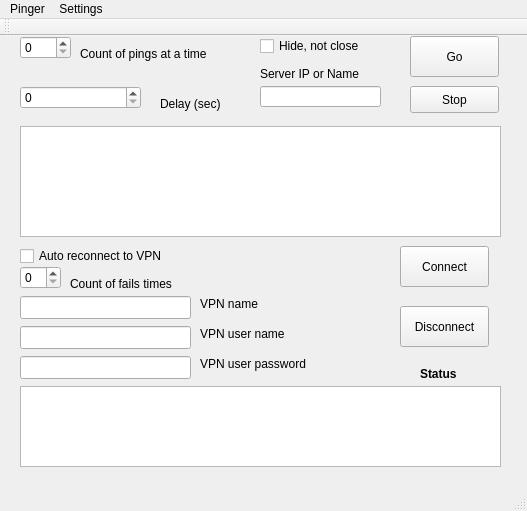
Velesey/pinger, file mainwindow.ui: the form before one commit.
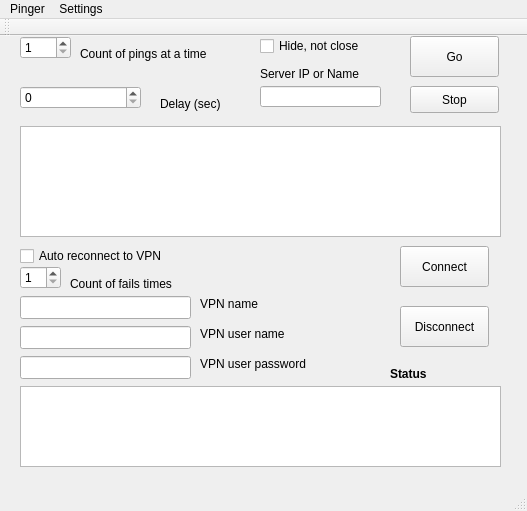
The form after the commit. Icons and pictures are not drawn.

What changed in the file:
```diff
--- a/mainwindow.ui
+++ b/mainwindow.ui
@@ -125,6 +125,9 @@
       <height>23</height>
      </rect>
     </property>
+    <property name="minimum">
+     <number>1</number>
+    </property>
    </widget>
    <widget class="QLabel" name="label_3">
     <property name="geometry">
@@ -148,6 +151,9 @@
       <height>23</height>
      </rect>
     </property>
+    <property name="minimum">
+     <number>1</number>
+    </property>
    </widget>
    <widget class="QCheckBox" name="checkBox_isManipulateVpn">
     <property name="geometry">
@@ -273,9 +279,9 @@
    <widget class="QLabel" name="label_8">
     <property name="geometry">
      <rect>
-      <x>420</x>
+      <x>390</x>
       <y>330</y>
-      <width>51</width>
+      <width>111</width>
       <height>16</height>
      </rect>
     </property>
```
